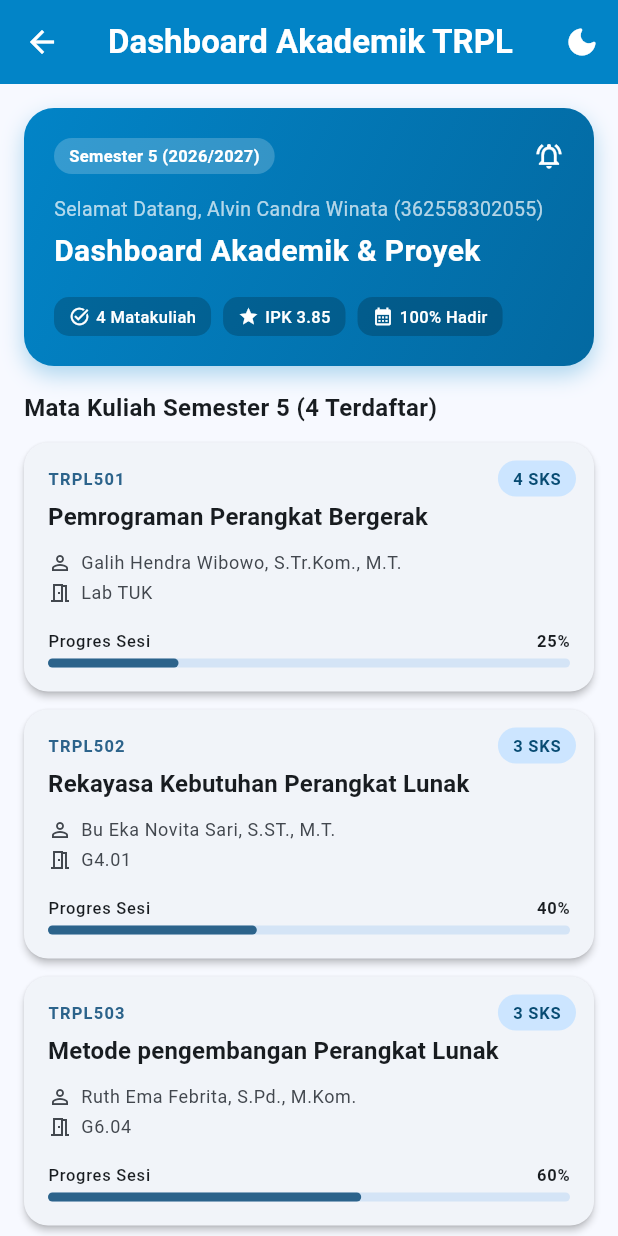
After one commit to alvincandrawinata32-code/mobile1, a Flutter app: the screen it shows after launch, after a tap on "Buka Dashboard Akademik TRPL", on a phone screen of 412 x 824 dp. The commit adds this screen. Run offline on Flutter 3.47's test engine with Material 3 defaults, Android fonts, the phone set to English and light mode, and no system bars.

Commit message:
modul2 (dasboard mahasiswa)

```diff
--- a/lib/main.dart
+++ b/lib/main.dart
@@ -1,4 +1,6 @@
 import 'package:flutter/material.dart';
+// 1. Import layar Dashboard Akademik dari Modul 02
+import 'modul_02/academic_dashboard_screen.dart';
 
 void main() {
   runApp(const PoliwangiProfileApp());
@@ -12,7 +14,6 @@ class PoliwangiProfileApp extends StatelessWidget {
     return MaterialApp(
       debugShowCheckedModeBanner: false,
       title: 'Profil Mahasiswa TRPL',
-      // MENGGUNAKAN colorSchemeSeed (Lebih simpel & bebas error ColorScheme)
       theme: ThemeData(
         colorSchemeSeed: const Color(0xFF0284C7),
         useMaterial3: true,
@@ -80,7 +81,7 @@ class ProfileScreen extends StatelessWidget {
                   borderRadius: BorderRadius.circular(20),
                 ),
                 child: const Text(
-                  'NIM: 3624XXXXXXXX',
+                  'NIM: 362558302055',
                   style: TextStyle(
                     fontSize: 13,
                     fontWeight: FontWeight.w600,
@@ -90,7 +91,7 @@ class ProfileScreen extends StatelessWidget {
               ),
               const SizedBox(height: 24),
 
-              // Kartu Informasi Akademik & Info Tambahan
+              // Kartu Informasi Akademik
               Card(
                 elevation: 2,
                 shape: RoundedRectangleBorder(
@@ -129,7 +130,7 @@ class ProfileScreen extends StatelessWidget {
                       _InfoRow(
                         icon: Icons.link_rounded,
                         label: 'Repositori GitHub',
-                        value: 'github.com/username-anda',
+                        value: 'github.com/alvincandrawinata32-code',
                       ),
                       Divider(height: 24, color: Color(0xFFF1F5F9)),
                       _InfoRow(
@@ -143,10 +144,34 @@ class ProfileScreen extends StatelessWidget {
               ),
               const SizedBox(height: 24),
 
-              // Tombol Verifikasi
+              // TOMBOL 1: Navigasi Pindah ke Dashboard Akademik TRPL (Modul 02)
               SizedBox(
                 width: double.infinity,
                 child: ElevatedButton.icon(
+                  onPressed: () {
+                    Navigator.push(
+                      context,
+                      MaterialPageRoute(
+                        builder: (context) => const AcademicDashboardScreen(),
+                      ),
+                    );
+                  },
+                  icon: const Icon(Icons.dashboard_rounded),
+                  label: const Text('Buka Dashboard Akademik TRPL'),
+                  style: ElevatedButton.styleFrom(
+                    backgroundColor: const Color(0xFF0284C7),
+                    foregroundColor: Colors.white,
+                    padding: const EdgeInsets.symmetric(vertical: 14),
+                    shape: RoundedRectangleBorder(borderRadius: BorderRadius.circular(10)),
+                  ),
+                ),
+              ),
+              const SizedBox(height: 12),
+
+              // TOMBOL 2: Verifikasi Status Mahasiswa (SnackBar Modul 01)
+              SizedBox(
+                width: double.infinity,
+                child: OutlinedButton.icon(
                   onPressed: () {
                     ScaffoldMessenger.of(context).showSnackBar(
                       const SnackBar(
@@ -159,9 +184,9 @@ class ProfileScreen extends StatelessWidget {
                   },
                   icon: const Icon(Icons.verified_user_rounded),
                   label: const Text('Verifikasi Status Mahasiswa'),
-                  style: ElevatedButton.styleFrom(
-                    backgroundColor: const Color(0xFF0284C7),
-                    foregroundColor: Colors.white,
+                  style: OutlinedButton.styleFrom(
+                    foregroundColor: const Color(0xFF0284C7),
+                    side: const BorderSide(color: Color(0xFF0284C7)),
                     padding: const EdgeInsets.symmetric(vertical: 14),
                     shape: RoundedRectangleBorder(borderRadius: BorderRadius.circular(10)),
                   ),
--- /dev/null
+++ b/lib/modul_02/academic_dashboard_screen.dart
@@ -0,0 +1,103 @@
+// lib/modul_02/academic_dashboard_screen.dart
+import 'package:flutter/material.dart';
+import 'models/matakuliah.dart';
+import 'widgets/kartu_matakuliah.dart';
+import 'widgets/header_banner.dart';
+
+class AcademicDashboardScreen extends StatefulWidget {
+  const AcademicDashboardScreen({super.key});
+
+  @override
+  State<AcademicDashboardScreen> createState() => _AcademicDashboardScreenState();
+}
+
+class _AcademicDashboardScreenState extends State<AcademicDashboardScreen> {
+  final List<MataKuliah> _courses = MataKuliah.getSampleCourses();
+  bool _isDarkMode = false;
+
+  void _toggleDarkMode() {
+    setState(() {
+      _isDarkMode = !_isDarkMode;
+    });
+  }
+
+  @override
+  Widget build(BuildContext context) {
+    return Theme(
+      data: ThemeData(
+        colorSchemeSeed: const Color(0xFF0284C7),
+        brightness: _isDarkMode ? Brightness.dark : Brightness.light,
+        useMaterial3: true,
+      ),
+      child: Scaffold(
+        appBar: AppBar(
+          title: const Text(
+            'Dashboard Akademik TRPL',
+            style: TextStyle(fontWeight: FontWeight.bold),
+          ),
+          backgroundColor: const Color(0xFF0284C7),
+          foregroundColor: Colors.white,
+          actions: [
+            IconButton(
+              icon: Icon(_isDarkMode ? Icons.light_mode_rounded : Icons.dark_mode_rounded),
+              tooltip: _isDarkMode ? 'Mode Terang' : 'Mode Gelap',
+              onPressed: _toggleDarkMode,
+            ),
+          ],
+        ),
+        body: LayoutBuilder(
+          builder: (context, constraints) {
+            // Breakpoint 600dp: Tablet / Landscape menggunakan 2 kolom
+            if (constraints.maxWidth >= 600) {
+              return Padding(
+                padding: const EdgeInsets.all(20.0),
+                child: Row(
+                  crossAxisAlignment: CrossAxisAlignment.start,
+                  children: [
+                    const Expanded(
+                      flex: 2,
+                      child: SingleChildScrollView(
+                        child: HeaderBanner(),
+                      ),
+                    ),
+                    const SizedBox(width: 20),
+                    Expanded(
+                      flex: 3,
+                      child: GridView.builder(
+                        gridDelegate: const SliverGridDelegateWithMaxCrossAxisExtent(
+                          maxCrossAxisExtent: 340,
+                          crossAxisSpacing: 16,
+                          mainAxisSpacing: 16,
+                          mainAxisExtent: 240,
+                        ),
+                        itemCount: _courses.length,
+                        itemBuilder: (context, index) {
+                          return MataKuliahCard(mataKuliah: _courses[index]);
+                        },
+                      ),
+                    ),
+                  ],
+                ),
+              );
+            }
+
+            // Default (smartphone < 600dp): 1 kolom vertikal
+            return ListView(
+              padding: const EdgeInsets.all(16),
+              children: [
+                const HeaderBanner(),
+                const SizedBox(height: 16),
+                Text(
+                  'Mata Kuliah Semester 5 (${_courses.length} Terdaftar)',
+                  style: const TextStyle(fontSize: 16, fontWeight: FontWeight.bold),
+                ),
+                const SizedBox(height: 12),
+                ..._courses.map((item) => MataKuliahCard(mataKuliah: item)),
+              ],
+            );
+          },
+        ),
+      ),
+    );
+  }
+}
--- /dev/null
+++ b/lib/modul_02/models/matakuliah.dart
@@ -0,0 +1,55 @@
+class MataKuliah {
+  final String code;
+  final String name;
+  final String lecturer;
+  final int sks;
+  final double progress; // progres silabus (0.0 - 1.0)
+  final String room;
+
+  const MataKuliah({
+    required this.code,
+    required this.name,
+    required this.lecturer,
+    required this.sks,
+    required this.progress,
+    this.room = 'Lab Komputer 3',
+  });
+
+  // Data dummy untuk bahan praktikum [4]
+  static List<MataKuliah> getSampleCourses() {
+    return const [
+      MataKuliah(
+        code: 'TRPL501',
+        name: 'Pemrograman Perangkat Bergerak',
+        lecturer: 'Galih Hendra Wibowo, S.Tr.Kom., M.T.',
+        sks: 4,
+        progress: 0.25,
+        room: 'Lab TUK',
+      ),
+      MataKuliah(
+        code: 'TRPL502',
+        name: 'Rekayasa Kebutuhan Perangkat Lunak',
+        lecturer: 'Bu Eka Novita Sari, S.ST., M.T.',
+        sks: 3,
+        progress: 0.40,
+        room: 'G4.01',
+      ),
+      MataKuliah(
+        code: 'TRPL503',
+        name: 'Metode pengembangan Perangkat Lunak',
+        lecturer: 'Ruth Ema Febrita, S.Pd., M.Kom.',
+        sks: 3,
+        progress: 0.60,
+        room: 'G6.04',
+      ),
+      MataKuliah(
+        code: 'TRPL504',
+        name: 'Basis data Lanjut',
+        lecturer: 'Ibu Eka Mistiko Rini, S.Kom., M.Kom.,',
+        sks: 2,
+        progress: 0.15,
+        room: 'Lab Basis Data',
+      ),
+    ];
+  }
+}
--- /dev/null
+++ b/lib/modul_02/widgets/header_banner.dart
@@ -0,0 +1,105 @@
+// lib/modul_02/widgets/header_banner.dart
+import 'package:flutter/material.dart';
+
+// Banner header profil mahasiswa di bagian atas dashboard
+class HeaderBanner extends StatelessWidget {
+  final String studentName;
+  final String nim;
+
+  const HeaderBanner({
+    super.key,
+    this.studentName = 'Alvin Candra Winata',
+    this.nim = '362558302055',
+  });
+
+  @override
+  Widget build(BuildContext context) {
+    return Container(
+      width: double.infinity,
+      padding: const EdgeInsets.all(20),
+      decoration: BoxDecoration(
+        gradient: const LinearGradient(
+          colors: [Color(0xFF0284C7), Color(0xFF0369A1)],
+          begin: Alignment.topLeft,
+          end: Alignment.bottomRight,
+        ),
+        borderRadius: BorderRadius.circular(20),
+        boxShadow: const [
+          BoxShadow(
+            color: Color(0x4D0284C7), // Transparansi 30% tanpa withOpacity
+            blurRadius: 12,
+            offset: Offset(0, 6),
+          ),
+        ],
+      ),
+      child: Column(
+        crossAxisAlignment: CrossAxisAlignment.start,
+        children: [
+          Row(
+            mainAxisAlignment: MainAxisAlignment.spaceBetween,
+            children: [
+              Container(
+                padding: const EdgeInsets.symmetric(horizontal: 10, vertical: 4),
+                decoration: BoxDecoration(
+                  color: const Color(0x33FFFFFF), // Putih transparansi 20%
+                  borderRadius: BorderRadius.circular(12),
+                ),
+                child: const Text(
+                  'Semester 5 (2026/2027)',
+                  style: TextStyle(color: Colors.white, fontSize: 11, fontWeight: FontWeight.w600),
+                ),
+              ),
+              const Icon(Icons.notifications_active_outlined, color: Colors.white, size: 20),
+            ],
+          ),
+          const SizedBox(height: 14),
+          Text(
+            'Selamat Datang, $studentName ($nim)',
+            style: const TextStyle(color: Colors.white70, fontSize: 13),
+          ),
+          const SizedBox(height: 4),
+          const Text(
+            'Dashboard Akademik & Proyek',
+            style: TextStyle(color: Colors.white, fontSize: 20, fontWeight: FontWeight.bold),
+          ),
+          const SizedBox(height: 16),
+          const Wrap(
+            spacing: 8,
+            runSpacing: 8,
+            children: [
+              _StatPill(icon: Icons.task_alt, label: '4 Matakuliah'),
+              _StatPill(icon: Icons.grade, label: 'IPK 3.85'),
+              _StatPill(icon: Icons.calendar_month, label: '100% Hadir'),
+            ],
+          ),
+        ],
+      ),
+    );
+  }
+}
+
+class _StatPill extends StatelessWidget {
+  final IconData icon;
+  final String label;
+
+  const _StatPill({required this.icon, required this.label});
+
+  @override
+  Widget build(BuildContext context) {
+    return Container(
+      padding: const EdgeInsets.symmetric(horizontal: 10, vertical: 5),
+      decoration: BoxDecoration(
+        color: const Color(0x33000000), // Hitam transparansi 20%
+        borderRadius: BorderRadius.circular(10),
+      ),
+      child: Row(
+        mainAxisSize: MainAxisSize.min,
+        children: [
+          Icon(icon, size: 14, color: Colors.white),
+          const SizedBox(width: 4),
+          Text(label, style: const TextStyle(color: Colors.white, fontSize: 11, fontWeight: FontWeight.w500)),
+        ],
+      ),
+    );
+  }
+}
--- /dev/null
+++ b/lib/modul_02/widgets/kartu_matakuliah.dart
@@ -0,0 +1,207 @@
+// lib/modul_02/widgets/matakuliah_card.dart
+import 'package:flutter/material.dart';
+import '../models/matakuliah.dart';
+
+class MataKuliahCard extends StatelessWidget {
+  final MataKuliah mataKuliah;
+
+  const MataKuliahCard({super.key, required this.mataKuliah});
+
+  // Fungsi untuk menampilkan pop-up rincian dari bawah (Modal BottomSheet)
+  void _showDetailBottomSheet(BuildContext context) {
+    showModalBottomSheet(
+      context: context,
+      shape: const RoundedRectangleBorder(
+        borderRadius: BorderRadius.vertical(top: Radius.circular(20)),
+      ),
+      builder: (context) {
+        return Padding(
+          padding: const EdgeInsets.all(24.0),
+          child: Column(
+            mainAxisSize: MainAxisSize.min,
+            crossAxisAlignment: CrossAxisAlignment.start,
+            children: [
+              // Kode & Nama Mata Kuliah
+              Text(
+                '${mataKuliah.code} - ${mataKuliah.name}',
+                style: Theme.of(context).textTheme.titleLarge?.copyWith(
+                      fontWeight: FontWeight.bold,
+                      fontSize: 18,
+                    ),
+              ),
+              const SizedBox(height: 12),
+
+              // Info Dosen
+              Row(
+                children: [
+                  const Icon(Icons.person, size: 18, color: Color(0xFF0284C7)),
+                  const SizedBox(width: 8),
+                  Expanded(
+                    child: Text(
+                      'Dosen: ${mataKuliah.lecturer}',
+                      style: const TextStyle(fontWeight: FontWeight.w500),
+                    ),
+                  ),
+                ],
+              ),
+              const SizedBox(height: 8),
+
+              // Info Ruang & SKS
+              Row(
+                children: [
+                  const Icon(Icons.meeting_room, size: 18, color: Color(0xFF0284C7)),
+                  const SizedBox(width: 8),
+                  Text('Ruang: ${mataKuliah.room} • ${mataKuliah.sks} SKS'),
+                ],
+              ),
+              const Divider(height: 24),
+
+              // Info Progress Pembelajaran
+              Text(
+                'Progress Pembelajaran: ${(mataKuliah.progress * 100).toInt()}%',
+                style: const TextStyle(fontWeight: FontWeight.w600),
+              ),
+              const SizedBox(height: 8),
+              LinearProgressIndicator(
+                value: mataKuliah.progress,
+                borderRadius: BorderRadius.circular(4),
+                minHeight: 8,
+              ),
+              const SizedBox(height: 20),
+
+              // Tombol Tutup Rincian
+              SizedBox(
+                width: double.infinity,
+                child: FilledButton(
+                  onPressed: () => Navigator.pop(context),
+                  style: FilledButton.styleFrom(
+                    backgroundColor: const Color(0xFF0284C7),
+                  ),
+                  child: const Text('Tutup Rincian'),
+                ),
+              ),
+            ],
+          ),
+        );
+      },
+    );
+  }
+
+  @override
+  Widget build(BuildContext context) {
+    final theme = Theme.of(context);
+
+    return Card(
+      elevation: 2,
+      margin: const EdgeInsets.only(bottom: 12),
+      shape: RoundedRectangleBorder(borderRadius: BorderRadius.circular(16)),
+      // InkWell membuat kartu bisa diklik
+      child: InkWell(
+        borderRadius: BorderRadius.circular(16),
+        onTap: () => _showDetailBottomSheet(context), // Memanggil pop-up saat diklik
+        child: Stack(
+          children: [
+            // Konten utama kartu
+            Padding(
+              padding: const EdgeInsets.all(16.0),
+              child: Column(
+                crossAxisAlignment: CrossAxisAlignment.start,
+                children: [
+                  Text(
+                    mataKuliah.code,
+                    style: theme.textTheme.labelSmall?.copyWith(
+                      color: theme.colorScheme.primary,
+                      fontWeight: FontWeight.bold,
+                      letterSpacing: 0.8,
+                    ),
+                  ),
+                  const SizedBox(height: 6),
+
+                  Text(
+                    mataKuliah.name,
+                    maxLines: 2,
+                    overflow: TextOverflow.ellipsis,
+                    style: theme.textTheme.titleMedium?.copyWith(
+                      fontWeight: FontWeight.bold,
+                    ),
+                  ),
+                  const SizedBox(height: 10),
+
+                  Row(
+                    children: [
+                      Icon(Icons.person_outline, size: 16, color: theme.colorScheme.onSurfaceVariant),
+                      const SizedBox(width: 6),
+                      Expanded(
+                        child: Text(
+                          mataKuliah.lecturer,
+                          maxLines: 1,
+                          overflow: TextOverflow.ellipsis,
+                          style: theme.textTheme.bodySmall?.copyWith(color: theme.colorScheme.onSurfaceVariant),
+                        ),
+                      ),
+                    ],
+                  ),
+                  const SizedBox(height: 4),
+
+                  Row(
+                    children: [
+                      Icon(Icons.meeting_room_outlined, size: 16, color: theme.colorScheme.onSurfaceVariant),
+                      const SizedBox(width: 6),
+                      Text(
+                        mataKuliah.room,
+                        style: theme.textTheme.bodySmall?.copyWith(color: theme.colorScheme.onSurfaceVariant),
+                      ),
+                    ],
+                  ),
+                  const SizedBox(height: 16),
+
+                  Column(
+                    crossAxisAlignment: CrossAxisAlignment.start,
+                    children: [
+                      Row(
+                        mainAxisAlignment: MainAxisAlignment.spaceBetween,
+                        children: [
+                          Text('Progres Sesi', style: theme.textTheme.labelSmall),
+                          Text(
+                            '${(mataKuliah.progress * 100).toInt()}%',
+                            style: theme.textTheme.labelSmall?.copyWith(fontWeight: FontWeight.bold),
+                          ),
+                        ],
+                      ),
+                      const SizedBox(height: 4),
+                      LinearProgressIndicator(
+                        value: mataKuliah.progress,
+                        borderRadius: BorderRadius.circular(4),
+                        minHeight: 6,
+                      ),
+                    ],
+                  ),
+                ],
+              ),
+            ),
+
+            // Badge SKS di pojok kanan atas
+            Positioned(
+              top: 12,
+              right: 12,
+              child: Container(
+                padding: const EdgeInsets.symmetric(horizontal: 10, vertical: 4),
+                decoration: BoxDecoration(
+                  color: theme.colorScheme.primaryContainer,
+                  borderRadius: BorderRadius.circular(12),
+                ),
+                child: Text(
+                  '${mataKuliah.sks} SKS',
+                  style: theme.textTheme.labelSmall?.copyWith(
+                    color: theme.colorScheme.onPrimaryContainer,
+                    fontWeight: FontWeight.bold,
+                  ),
+                ),
+              ),
+            ),
+          ],
+        ),
+      ),
+    );
+  }
+}
```
